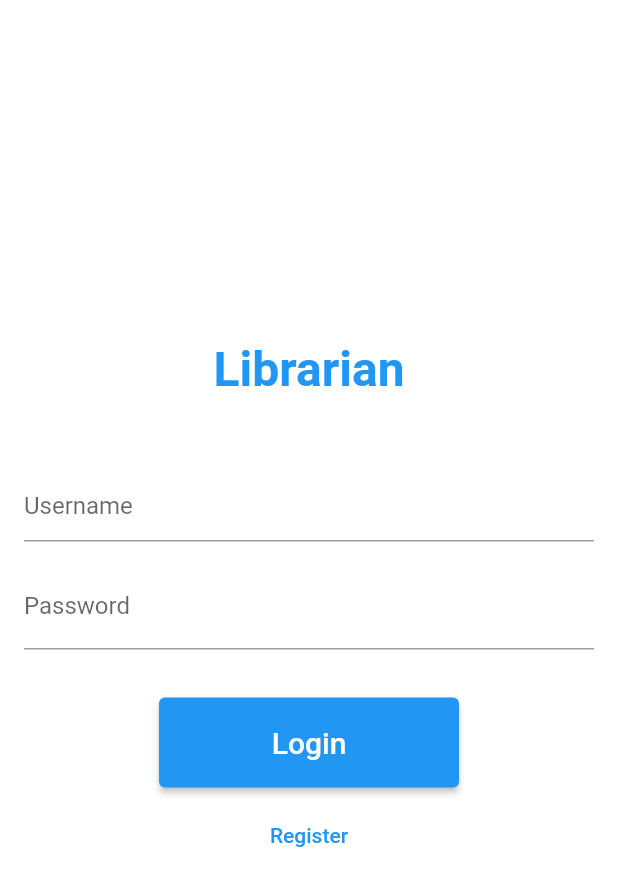
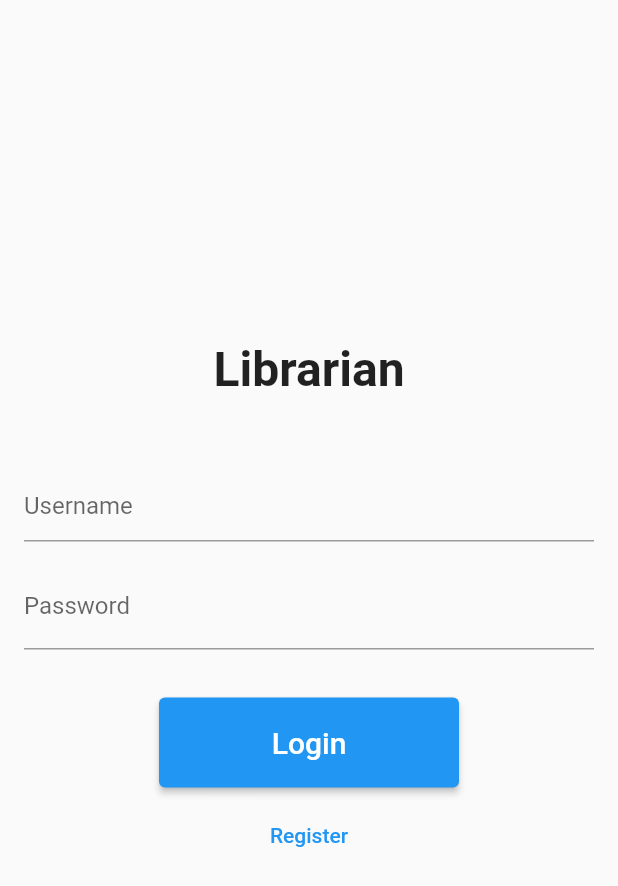
Before and after one commit to robjvan/librarian_mobile, a Flutter app: the screen it shows after launch, on a phone screen of 412 x 824 dp. Shown: the top 886 px of the screen. Run offline on Flutter 3.47's test engine with Material 2 defaults, Android fonts, the phone set to English and light mode, and no system bars; our stand-ins replace flutter_speed_dial, get, get_storage; missing offline and left inert: flutter_jailbreak_detection.

Commit message:
Fixed theme

```diff
--- a/lib/main.dart
+++ b/lib/main.dart
@@ -37,6 +37,7 @@ class LibrarianApp extends StatelessWidget {
   @override
   Widget build(BuildContext context) {
     return GetMaterialApp(
+      themeMode: ThemeMode.light,
       locale: const Locale('en', 'US'),
       title: 'app-title'.tr,
       theme: ThemeData(
--- a/lib/pages/login_screen/login_screen.dart
+++ b/lib/pages/login_screen/login_screen.dart
@@ -14,7 +14,7 @@ class LoginScreen extends StatelessWidget {
 
     return Scaffold(
       body: Container(
-        decoration: const BoxDecoration(color: Colors.white),
+        // decoration: const BoxDecoration(color: Colors.white),
         width: sw,
         child: Column(
           mainAxisAlignment: MainAxisAlignment.center,
@@ -37,7 +37,7 @@ class LoginScreen extends StatelessWidget {
         'Librarian',
         style: TextStyle(
           fontSize: 32,
-          color: Theme.of(context).primaryColor,
+          // color: Theme.of(context).primaryColor,
           fontWeight: FontWeight.bold,
         ),
       );
```
